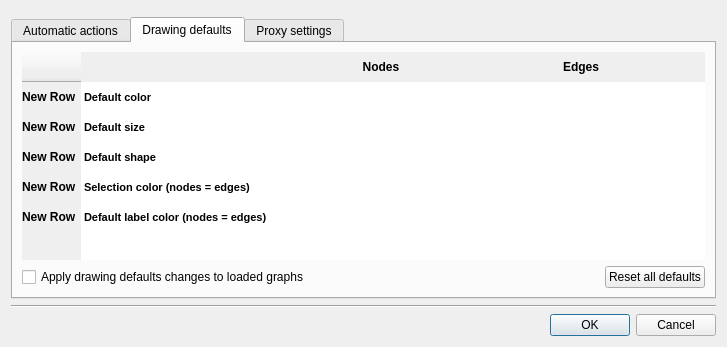
Above: plugins/perspective/GraphPerspective/designer/PreferencesDialog.ui from Tulip-Dev/tulip before the change. Below: the same form after it.
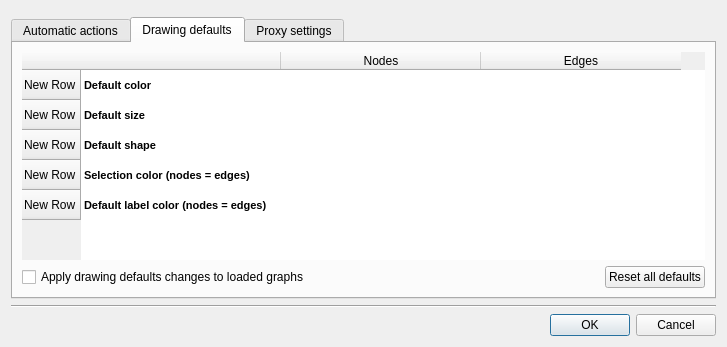
That is the form after the change. The open tabs and pages were chosen to show the change. Icons and pictures are not drawn.

Commit message: style sheets cleanup for background-color and color specifications: use the perspective main window style sheet as much as possible

Diff of the .ui file:
```diff
--- a/plugins/perspective/GraphPerspective/designer/PreferencesDialog.ui
+++ b/plugins/perspective/GraphPerspective/designer/PreferencesDialog.ui
@@ -252,12 +252,6 @@
             <string notr="true">QAbstractItemView {
 border: 0px;
 }
-QHeaderView::section {
-height: 30px;
-font: bold 12px;
-color: black;
-border: 0px;
-}
 QTableView {
 font: 12px;
 }
```
The commit also changes 6 other files.
